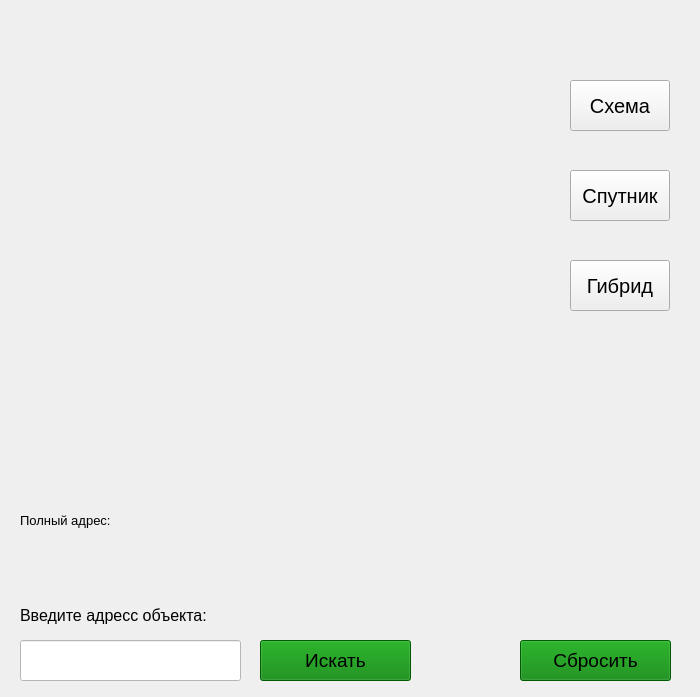
Before: the Qt Designer form Map.ui in Alexandr-Gavrin/MapAPI, drawn with Qt 5.
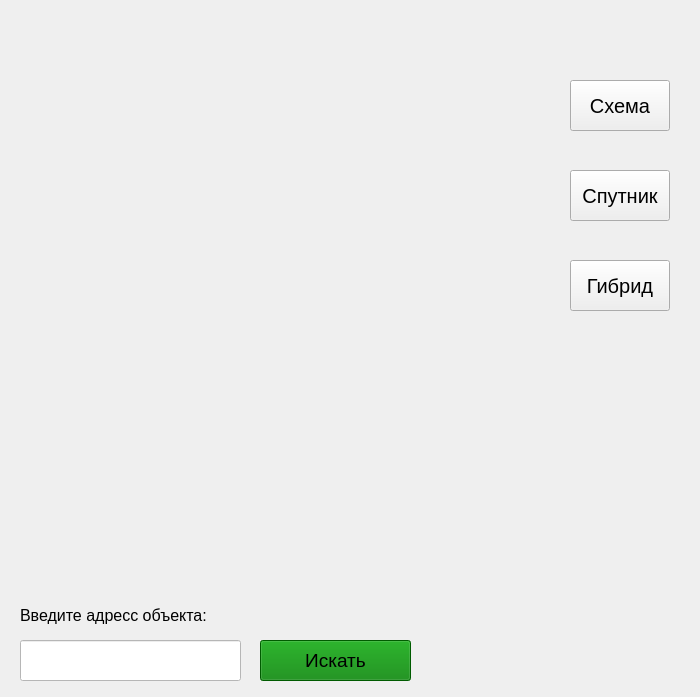
After: the same form once the commit is applied.

Commit message: Большая задача по Maps API. Часть №5-6 (fixed 2)

```diff
--- a/Map.ui
+++ b/Map.ui
@@ -19,7 +19,7 @@
      <x>20</x>
      <y>20</y>
      <width>521</width>
-     <height>441</height>
+     <height>471</height>
     </rect>
    </property>
    <property name="text">
@@ -137,45 +137,6 @@
     <string>Введите адресс объекта:</string>
    </property>
   </widget>
-  <widget class="QPushButton" name="btn_reset">
-   <property name="geometry">
-    <rect>
-     <x>520</x>
-     <y>640</y>
-     <width>151</width>
-     <height>41</height>
-    </rect>
-   </property>
-   <property name="font">
-    <font>
-     <pointsize>14</pointsize>
-    </font>
-   </property>
-   <property name="styleSheet">
-    <string notr="true">background: green;</string>
-   </property>
-   <property name="text">
-    <string>Сбросить</string>
-   </property>
-  </widget>
-  <widget class="QLabel" name="adress">
-   <property name="geometry">
-    <rect>
-     <x>20</x>
-     <y>500</y>
-     <width>641</width>
-     <height>41</height>
-    </rect>
-   </property>
-   <property name="font">
-    <font>
-     <pointsize>10</pointsize>
-    </font>
-   </property>
-   <property name="text">
-    <string>Полный адрес:</string>
-   </property>
-  </widget>
  </widget>
  <resources/>
  <connections/>
```
The commit also changes 1 other file.
